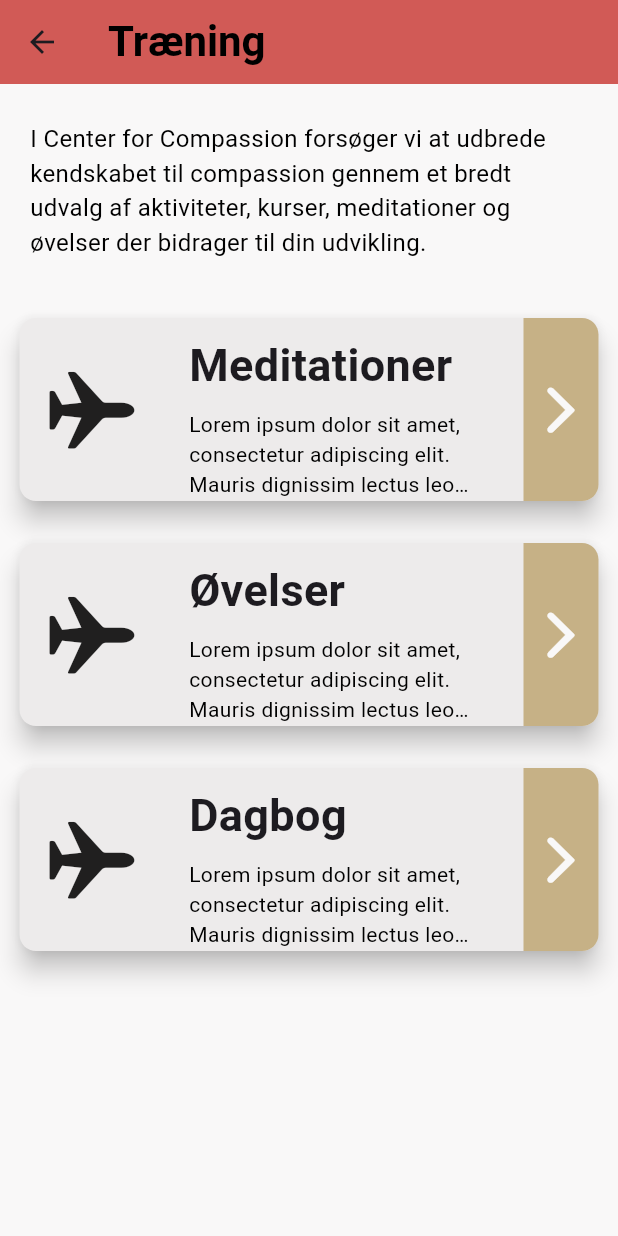
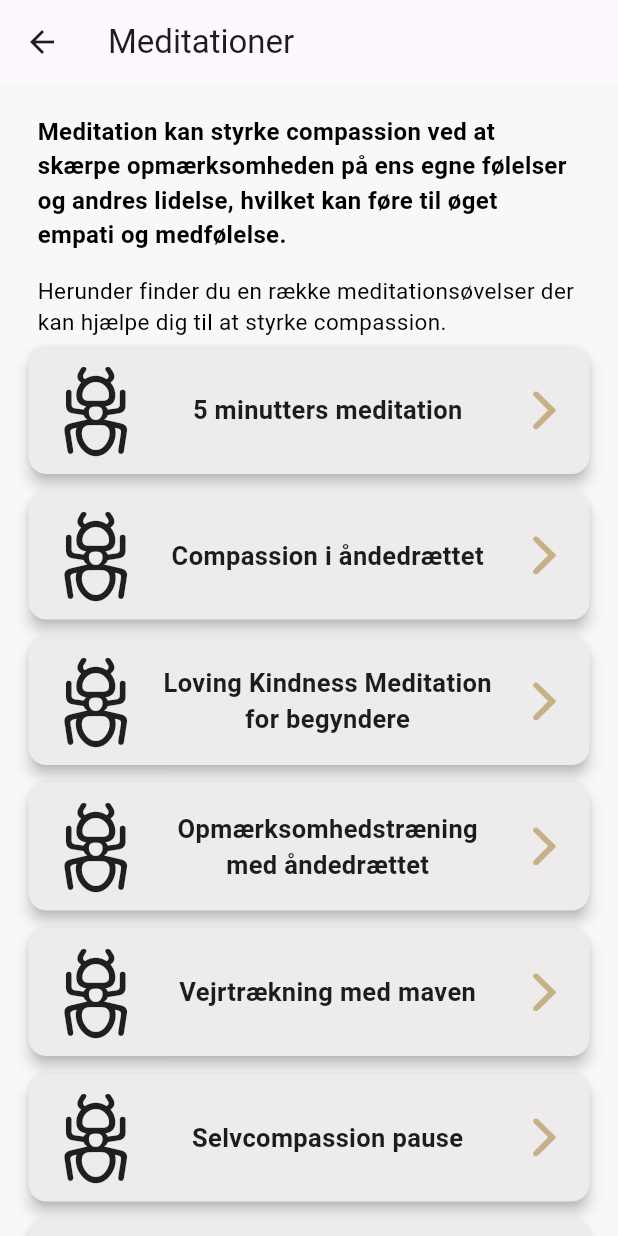
Before and after one commit to sebab1/CompassionApp, a Flutter app: the Training screen opened directly, after a tap on "Meditationer", on a phone screen of 412 x 824 dp. Run offline on Flutter 3.47's test engine with Material 3 defaults, Android fonts, the light colour scheme and no system bars; our stand-ins replace audio_video_progress_bar, audioplayers, fl_chart, just_audio, rxdart, table_calendar.

Commit message:
Small fix in littlecard, added meditations view, begun journal view

```diff
--- a/lib/Presentation/Components/littleCard.dart
+++ b/lib/Presentation/Components/littleCard.dart
@@ -10,7 +10,8 @@ class littleCard extends StatelessWidget {
   final VoidCallback onTap;
   final double titleSize;
 
-  const littleCard({super.key,
+  const littleCard({
+    super.key,
     required this.title,
     required this.iconData,
     required this.onTap,
@@ -40,10 +41,18 @@ class littleCard extends StatelessWidget {
                   size: 60,
                 ),
               ),
-              Container(
-                child: Text(
-                  title,
-                  style: TextStyle(fontSize: titleSize, fontWeight: FontWeight.bold),
+              Expanded(
+                child: Center(
+                  child: Container(
+                    padding: EdgeInsets.symmetric(horizontal: 10),
+                    child: Text(
+                      title,
+                      textAlign: TextAlign.center, // Center align the text
+                      overflow: TextOverflow.ellipsis,
+                      maxLines: 3,
+                      style: TextStyle(fontSize: titleSize, fontWeight: FontWeight.bold),
+                    ),
+                  ),
                 ),
               ),
               Container(
--- a/lib/Presentation/exercises.dart
+++ b/lib/Presentation/meditations.dart
@@ -4,12 +4,13 @@ import 'package:flutter/material.dart';
 import 'package:flutter/services.dart';
 import '/Presentation/Components/constants.dart';
 
-class Exercises extends StatelessWidget {
+class Meditations extends StatelessWidget {
+
   @override
   Widget build(BuildContext context) {
     return Scaffold(
       appBar: AppBar(
-        title: Text('Øvelser'),
+        title: Text('Meditationer'),
         leading: IconButton(
           icon: Icon(Icons.arrow_back),
           onPressed: () {
@@ -25,10 +26,10 @@ class Exercises extends StatelessWidget {
               Container(
                 padding: EdgeInsets.fromLTRB(25, 20, 25, 15),
                 child: const Text(
-                  "Styrk dit kendskab til compassion gennem en række øvelser du selv kan udføre.",
+                  "Meditation kan styrke compassion ved at skærpe opmærksomheden på ens egne følelser og andres lidelse, hvilket kan føre til øget empati og medfølelse.",
                   style: TextStyle(
                     color: Constants.kBlackColor,
-                    fontSize: 22,
+                    fontSize: 16,
                     fontWeight: FontWeight.bold,
                   ),
                 ),
@@ -36,11 +37,11 @@ class Exercises extends StatelessWidget {
               Container(
                 padding: EdgeInsets.fromLTRB(25, 0, 25, 0),
                 child: const Text(
-                  "Disse øvelser retter sig mod sundhedsprofessionelle med inspiration fra Compassion Institute",
+                  "Herunder finder du en række meditationsøvelser der kan hjælpe dig til at styrke compassion.",
                   style: TextStyle(
                     color: Constants.kBlackColor,
                     fontSize: 15,
-                    fontWeight: FontWeight.bold,
+                    //fontWeight: FontWeight.bold,
                   ),
                 ),
               ),
@@ -49,12 +50,12 @@ class Exercises extends StatelessWidget {
                 child: Align(
                   alignment: Alignment.center,
                   child: littleCard(
-                    title: "Angst og svære følelser",
+                    title: "5 minutters meditation",
                     iconData: CupertinoIcons.ant,
                     onTap: () {
                       debugPrint("Card tabbed");
                     },
-                    titleSize: 18,
+                    titleSize: 17,
                   ),
                 ),
               ),
@@ -63,12 +64,12 @@ class Exercises extends StatelessWidget {
                 child: Align(
                   alignment: Alignment.center,
                   child: littleCard(
-                    title: "Centrér vejrtrækningen",
+                    title: "Compassion i åndedrættet",
                     iconData: CupertinoIcons.ant,
                     onTap: () {
                       debugPrint("Card tabbed");
                     },
-                    titleSize: 18,
+                    titleSize: 17,
                   ),
                 ),
               ),
@@ -77,12 +78,12 @@ class Exercises extends StatelessWidget {
                 child: Align(
                   alignment: Alignment.center,
                   child: littleCard(
-                    title: "Compassion vejrtrækningen",
+                    title: "Loving Kindness Meditation for begyndere",
                     iconData: CupertinoIcons.ant,
                     onTap: () {
                       debugPrint("Card tabbed");
                     },
-                    titleSize: 16,
+                    titleSize: 17,
                   ),
                 ),
               ),
@@ -91,12 +92,12 @@ class Exercises extends StatelessWidget {
                 child: Align(
                   alignment: Alignment.center,
                   child: littleCard(
-                    title: "Før arbejde",
+                    title: "Opmærksomhedstræning med åndedrættet",
                     iconData: CupertinoIcons.ant,
                     onTap: () {
                       debugPrint("Card tabbed");
                     },
-                    titleSize: 18,
+                    titleSize: 17,
                   ),
                 ),
               ),
@@ -105,12 +106,12 @@ class Exercises extends StatelessWidget {
                 child: Align(
                   alignment: Alignment.center,
                   child: littleCard(
-                    title: "Efter arbejde",
+                    title: "Vejrtrækning med maven",
                     iconData: CupertinoIcons.ant,
                     onTap: () {
                       debugPrint("Card tabbed");
                     },
-                    titleSize: 18,
+                    titleSize: 17,
                   ),
                 ),
               ),
@@ -119,12 +120,12 @@ class Exercises extends StatelessWidget {
                 child: Align(
                   alignment: Alignment.center,
                   child: littleCard(
-                    title: "Vejrtrækning 1234",
+                    title: "Selvcompassion pause",
                     iconData: CupertinoIcons.ant,
                     onTap: () {
                       debugPrint("Card tabbed");
                     },
-                    titleSize: 18,
+                    titleSize: 17,
                   ),
                 ),
               ),
@@ -133,12 +134,54 @@ class Exercises extends StatelessWidget {
                 child: Align(
                   alignment: Alignment.center,
                   child: littleCard(
-                    title: "Ligesom jeg",
+                    title: "Vejrtrækningen som anker og en dejlig dag",
                     iconData: CupertinoIcons.ant,
                     onTap: () {
                       debugPrint("Card tabbed");
                     },
-                    titleSize: 18,
+                    titleSize: 17,
+                  ),
+                ),
+              ),
+              Container(
+                margin: EdgeInsets.fromLTRB(0, 6, 0, 6),
+                child: Align(
+                  alignment: Alignment.center,
+                  child: littleCard(
+                    title: "Vejrtrækningsøvelse",
+                    iconData: CupertinoIcons.ant,
+                    onTap: () {
+                      debugPrint("Card tabbed");
+                    },
+                    titleSize: 17,
+                  ),
+                ),
+              ),
+              Container(
+                margin: EdgeInsets.fromLTRB(0, 6, 0, 6),
+                child: Align(
+                  alignment: Alignment.center,
+                  child: littleCard(
+                    title: "Ruths trick - Få værktøjer til at tæmme sindet",
+                    iconData: CupertinoIcons.ant,
+                    onTap: () {
+                      debugPrint("Card tabbed");
+                    },
+                    titleSize: 17,
+                  ),
+                ),
+              ),
+              Container(
+                margin: EdgeInsets.fromLTRB(0, 6, 0, 6),
+                child: Align(
+                  alignment: Alignment.center,
+                  child: littleCard(
+                    title: "Ruths trick - Få værktøjer til at åbne dit hjerte",
+                    iconData: CupertinoIcons.ant,
+                    onTap: () {
+                      debugPrint("Card tabbed");
+                    },
+                    titleSize: 17,
                   ),
                 ),
               ),
--- a/lib/Presentation/survey.dart
+++ /dev/null
@@ -1,61 +0,0 @@
-import 'package:flutter/material.dart';
-import 'package:flutter/services.dart';
-import 'package:table_calendar/table_calendar.dart';
-//import 'main_menu.dart';
-import '/Presentation/Components/constants.dart';
-
-class Survey extends StatefulWidget {
-  const Survey({Key? key}) : super(key: key);
-
-  @override
-  _SurveyState createState() => _SurveyState();
-}
-
-class _SurveyState extends State<Survey> {
-  DateTime today = DateTime.now();
-
-  void _onDaySelected(DateTime day, DateTime focusedDay) {
-    setState(() {
-      today = day;
-    });
-  }
-
-  @override
-  Widget build(BuildContext context) {
-    return MaterialApp(
-      theme: ThemeData(
-        scaffoldBackgroundColor: Constants.kCyanColor,
-        appBarTheme: AppBarTheme(
-          systemOverlayStyle: SystemUiOverlayStyle.dark,
-        ),
-      ),
-      home: Scaffold(
-        body: content(),
-      ),
-    );
-  }
-
-  Widget content() {
-    return Column(
-      children: [
-        Container(
-          child: TableCalendar(
-            locale: 'en_US',
-            availableGestures: AvailableGestures.all,
-            headerStyle: HeaderStyle(
-              formatButtonVisible: false,
-              titleCentered: true,
-            ),
-            rowHeight: 38,
-            focusedDay: today,
-            firstDay: DateTime.utc(2024, 1, 1),
-            lastDay: DateTime.utc(2024, 12, 1),
-            selectedDayPredicate: (day) => isSameDay(day, today),
-            onDaySelected: _onDaySelected,
-          ),
-        ),
-        Text("Get selected day: " + today.toString().split(" ")[0]),
-      ],
-    );
-  }
-}
--- a/lib/Presentation/training.dart
+++ b/lib/Presentation/training.dart
@@ -1,3 +1,5 @@
+import 'package:compassion_app/Presentation/journal.dart';
+import 'package:compassion_app/Presentation/meditations.dart';
 import 'package:flutter/cupertino.dart';
 import 'package:flutter/material.dart';
 import 'package:flutter/services.dart';
@@ -45,7 +47,10 @@ class Training extends StatelessWidget {
               "Lorem ipsum dolor sit amet, consectetur adipiscing elit. Mauris dignissim lectus leo, vitae.",
               iconData: CupertinoIcons.airplane,
               onTap: () {
-                debugPrint("Tabbed: Meditationer");
+                Navigator.push(
+                  context,
+                  MaterialPageRoute(builder: (context) => Meditations()),
+                );
               },
             ),
             CardWidget(
@@ -68,7 +73,10 @@ class Training extends StatelessWidget {
               "Lorem ipsum dolor sit amet, consectetur adipiscing elit. Mauris dignissim lectus leo, vitae.",
               iconData: CupertinoIcons.airplane,
               onTap: () {
-                debugPrint("Tabbed: Dagbog");
+                Navigator.push(
+                  context,
+                  MaterialPageRoute(builder: (context) => const Journal()),
+                );
               },
             ),
           ],
```
Also changed, not shown: lib/Presentation/journal.dart (added, +57 -0 lines), pubspec.lock, 2 other files.
